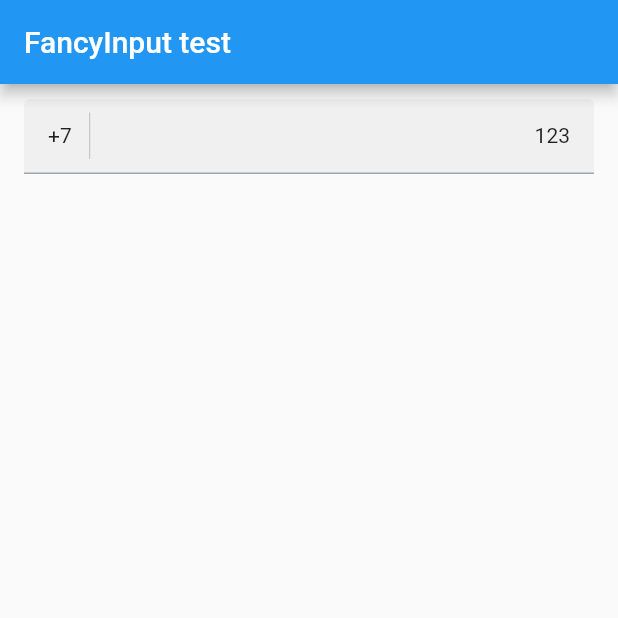
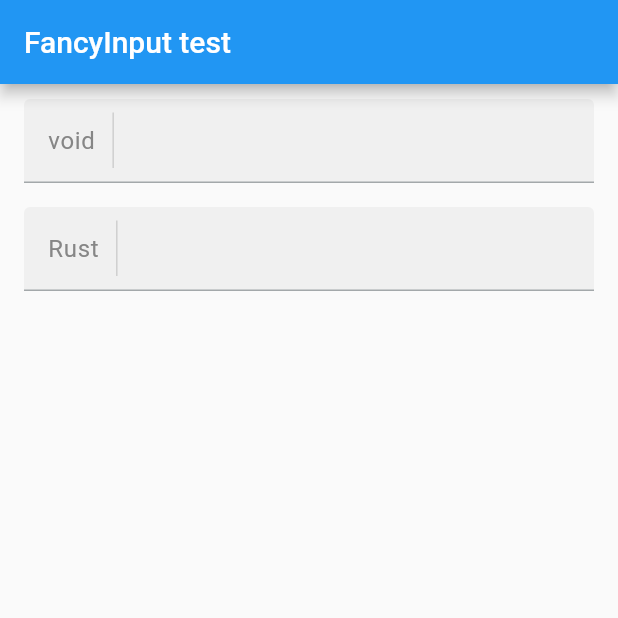
Before and after one commit to StripedCats/fancyinput, a Flutter app: the screen it shows after launch, on a phone screen of 412 x 824 dp, the top half of it. Run offline on Flutter 3.47's test engine with Material 2 defaults, Android fonts, the phone set to English and light mode, and no system bars; our stand-ins replace flutter_svg.

Commit message:
Implement input functionality

```diff
--- a/example/lib/main.dart
+++ b/example/lib/main.dart
@@ -1,5 +1,6 @@
 import 'package:flutter/material.dart';
 import 'package:fancyinput/fancyinput.dart';
+import 'package:flutter_svg/svg.dart';
 
 
 class ExampleInput extends StatelessWidget {
@@ -12,12 +13,24 @@ class ExampleInput extends StatelessWidget {
         title: const Text("FancyInput test"),
       ),
 
-      body: const Padding(
-        child: FancyInput(
-          prefix: Text("+7"),
+      body: Padding(
+        child: Column(
+          children: const [
+            FancyInput(
+              prefix: Text("void"),
+              suffix: Text("{}"),
+            ),
+
+            SizedBox(height: 16,),
+
+            FancyInput(
+              prefix: Text("Rust"),
+              suffix: Text("!"),
+            )
+          ],
         ),
 
-        padding: EdgeInsets.symmetric(vertical: 10, horizontal: 16),
+        padding: const EdgeInsets.symmetric(vertical: 10, horizontal: 16),
       ),
     );
   }
--- a/lib/src/fancyinput.dart
+++ b/lib/src/fancyinput.dart
@@ -1,4 +1,5 @@
 import 'package:flutter/material.dart';
+import 'package:flutter/services.dart';
 
 enum FancyInputCondition {
   focused,
@@ -9,15 +10,30 @@ class _FancyInput extends State<FancyInput> {
   final node = FocusNode();
   late final TextEditingController controller;
 
+  late bool focused;
+
   @override
   void initState() {
     controller = widget.controller ?? TextEditingController();
+    focused = widget.autofocus || node.hasFocus;
+
+    node.addListener(() {
+      if (focused == node.hasFocus) {
+        return;
+      }
+
+      focused = node.hasFocus;
+      setState(() {});
+    });
 
     super.initState();
   }
 
+  bool checkCondition(FancyInputCondition condition)
+    => condition == FancyInputCondition.alwaysShown || focused;
+
   Widget _buildPrefix() {
-    if (widget.prefix == null) {
+    if (widget.prefix == null || !checkCondition(widget.prefixShowCondition)) {
       return const SizedBox();
     }
 
@@ -26,7 +42,10 @@ class _FancyInput extends State<FancyInput> {
 
     return Row(
       children: [
-        widget.prefix!,
+        DefaultTextStyle(
+          style: widget.prefixStyle,
+          child: widget.prefix!
+        ),
         divider,
         VerticalDivider(width: 0, color: color),
         divider,
@@ -34,9 +53,34 @@ class _FancyInput extends State<FancyInput> {
     );
   }
 
+  Widget _buildSuffix() {
+    if (widget.suffix == null || !checkCondition(widget.suffixShowCondition)) {
+      return const SizedBox();
+    }
+
+    const divider = SizedBox(width: 8);
+
+    return Row(
+      children: [
+        divider,
+        widget.suffix!,
+        divider,
+      ],
+
+      mainAxisAlignment: MainAxisAlignment.center,
+      crossAxisAlignment: CrossAxisAlignment.center,
+    );
+  }
+
   @override
   Widget build(BuildContext context) {
+    return GestureDetector(
+      child: _build(context),
+      onTap: () => node.requestFocus(),
+    );
+  }
 
+  Widget _build(BuildContext context) {
     return Container(
       child: Container(
         child: IntrinsicHeight(
@@ -47,7 +91,15 @@ class _FancyInput extends State<FancyInput> {
               Expanded(
                 child: Padding(
                   child: TextField(
+                    focusNode: node,
                     cursorColor: widget.cursorColor,
+
+                    inputFormatters: widget.formatters,
+
+                    onEditingComplete: widget.onEditingComplete,
+                    onChanged: widget.onChanged,
+                    onSubmitted: widget.onSubmitted,
+                    onTap: widget.onTap,
 
                     decoration: const InputDecoration(
                       isDense: true,
@@ -60,15 +112,16 @@ class _FancyInput extends State<FancyInput> {
                       disabledBorder: InputBorder.none,
                       focusedErrorBorder: InputBorder.none,
                     ),
+                    style: widget.contentStyle,
 
                     controller: controller,
                   ),
 
-                  padding: EdgeInsets.symmetric(vertical: 6),
+                  padding: const EdgeInsets.symmetric(vertical: 9),
                 ),
               ),
 
-              Text("123"),
+              _buildSuffix(),
             ],
           ),
         ),
@@ -112,6 +165,17 @@ class FancyInput extends StatefulWidget {
   final FancyInputCondition prefixShowCondition;
   final FancyInputCondition suffixShowCondition;
 
+  final TextStyle prefixStyle;
+  final TextStyle contentStyle;
+
+  final List<TextInputFormatter>? formatters;
+
+  final void Function(String)? onSubmitted;
+  final void Function(String)? onChanged;
+
+  final void Function()? onTap;
+  final void Function()? onEditingComplete;
+
   const FancyInput({
     Key? key,
 
@@ -127,8 +191,30 @@ class FancyInput extends StatefulWidget {
     this.suffix,
     this.prefixDividerColor,
 
+    this.onTap,
+    this.onChanged,
+    this.onSubmitted,
+    this.onEditingComplete,
+
+    this.formatters,
+
     this.prefixShowCondition = FancyInputCondition.alwaysShown,
     this.suffixShowCondition = FancyInputCondition.focused,
+
+    this.prefixStyle = const TextStyle(
+      fontWeight: FontWeight.w400,
+      fontSize: 16,
+      letterSpacing: 0.44,
+      color: Color(0xff868686)
+    ),
+
+    this.contentStyle = const TextStyle(
+      color: Color(0xff333333),
+      fontSize: 16,
+      fontWeight: FontWeight.w400,
+
+      letterSpacing: 0.44,
+    ),
   }) : super(key: key);
 
   @override
```
